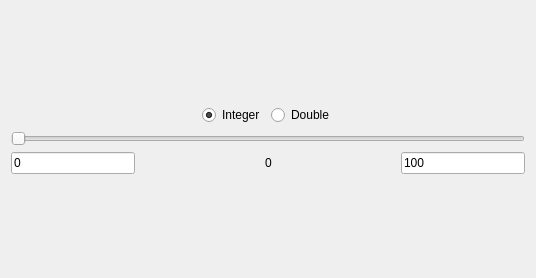
Before: the Qt Designer form src/LorrisAnalyzer/DataWidgets/sliderwidget.ui in Tasssadar/Lorris, drawn with Qt 5.
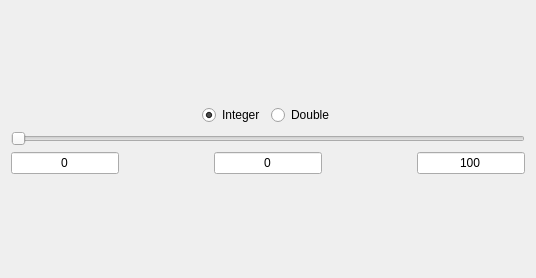
After: the same form once the commit is applied.

Commit message: [475] LorrisAnalyzer: allow to сhange slider's value by typing

Diff of the .ui file:
```diff
--- a/src/LorrisAnalyzer/DataWidgets/sliderwidget.ui
+++ b/src/LorrisAnalyzer/DataWidgets/sliderwidget.ui
@@ -91,6 +91,9 @@
        <property name="text">
         <string>0</string>
        </property>
+       <property name="alignment">
+        <set>Qt::AlignCenter</set>
+       </property>
       </widget>
      </item>
      <item>
@@ -107,10 +110,13 @@
       </spacer>
      </item>
      <item>
-      <widget class="QLabel" name="curLabel">
+      <widget class="QLineEdit" name="curEdit">
        <property name="text">
         <string>0</string>
        </property>
+       <property name="alignment">
+        <set>Qt::AlignCenter</set>
+       </property>
       </widget>
      </item>
      <item>
@@ -131,6 +137,9 @@
        <property name="text">
         <string>100</string>
        </property>
+       <property name="alignment">
+        <set>Qt::AlignCenter</set>
+       </property>
       </widget>
      </item>
     </layout>
```
The commit also changes 3 other files.
